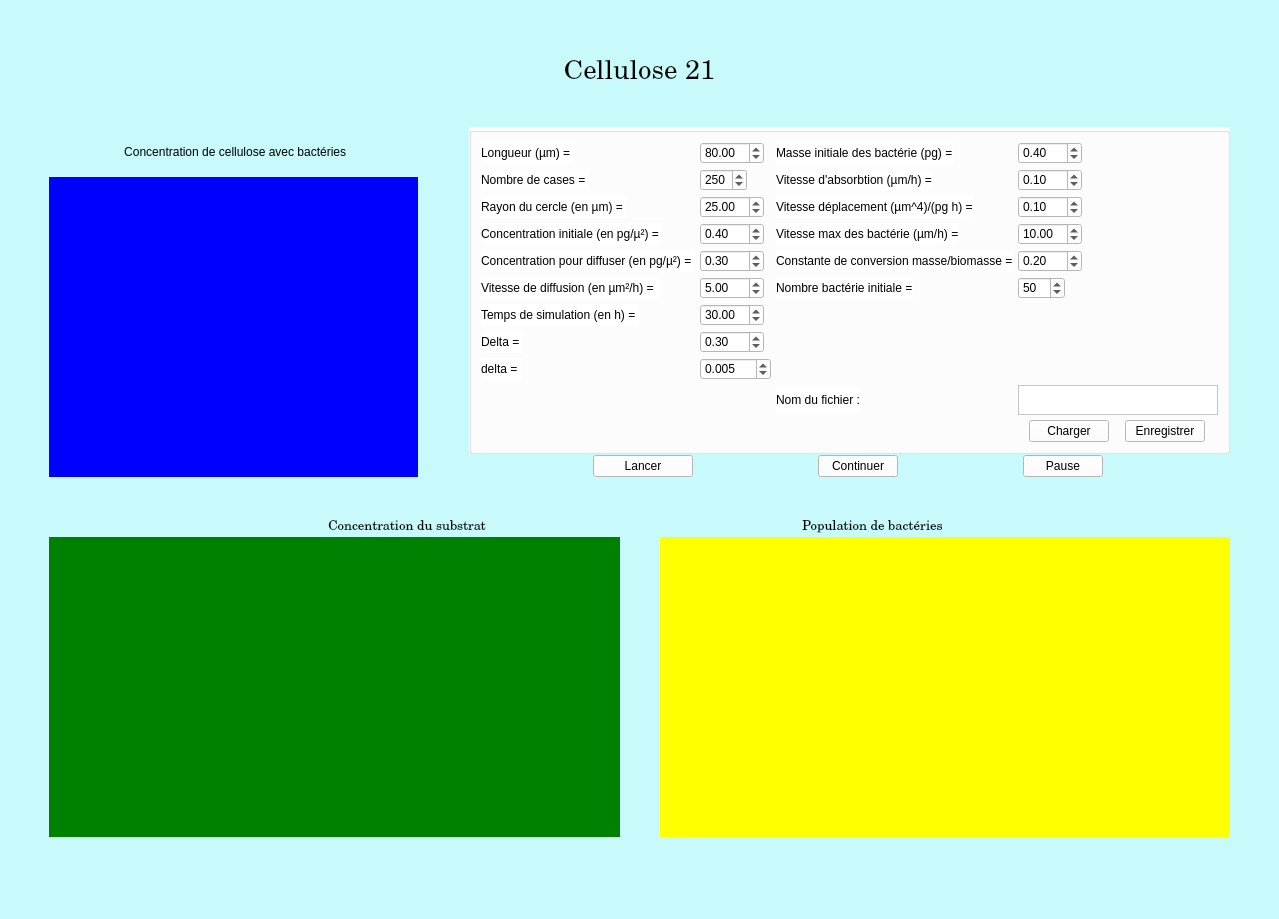
Above: Application/src/Ui_Simulation.ui from enzo-viguier/Cellulose-21 before the change. Below: the same form after it.
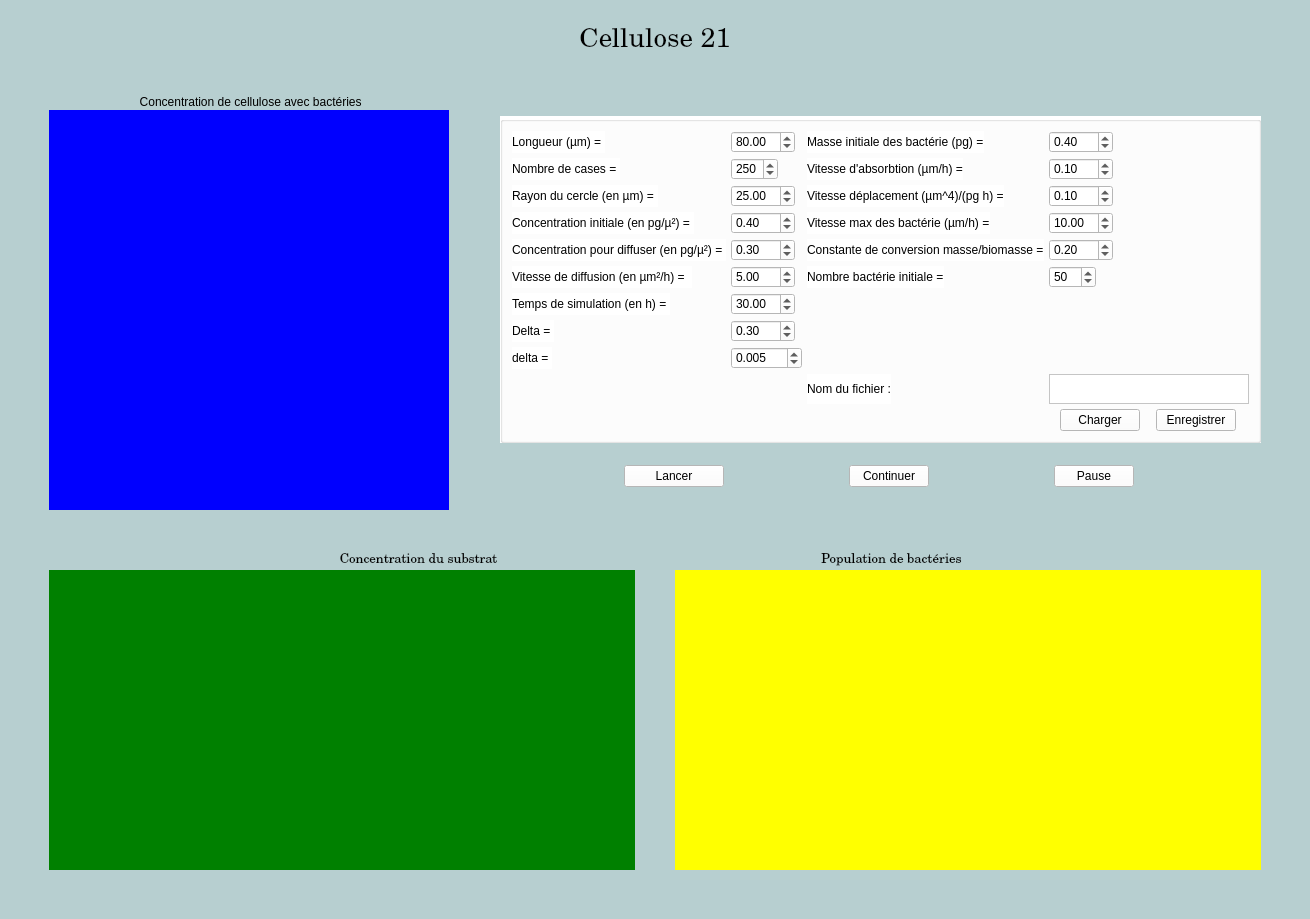
That is the form after the change. Custom widgets are drawn as their Qt base class.

Commit message: Changement de l'interface

```diff
--- a/Application/src/Ui_Simulation.ui
+++ b/Application/src/Ui_Simulation.ui
@@ -17,7 +17,7 @@
    <string>MainWindow</string>
   </property>
   <property name="styleSheet">
-   <string notr="true">background-color: rgb(200, 250, 252)</string>
+   <string notr="true">background-color: rgb(183, 207, 208)</string>
   </property>
   <widget class="QWidget" name="centralwidget">
    <property name="minimumSize">
@@ -129,8 +129,8 @@
               </property>
               <property name="minimumSize">
                <size>
-                <width>300</width>
-                <height>300</height>
+                <width>400</width>
+                <height>400</height>
                </size>
               </property>
               <property name="maximumSize">
```
The commit also changes 1 other file.
